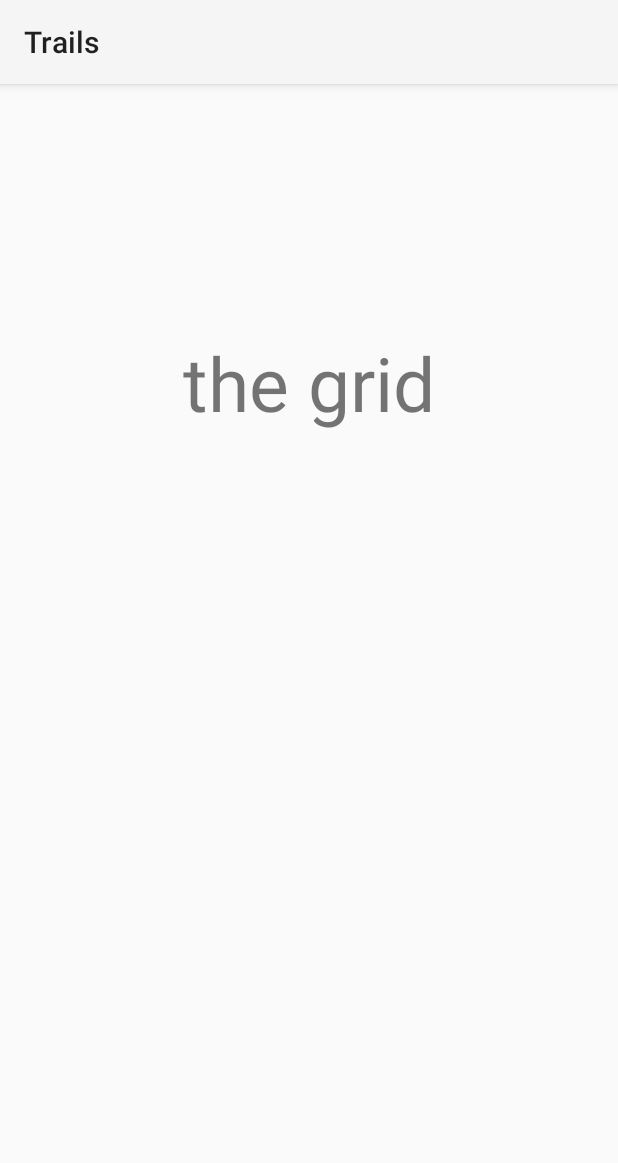
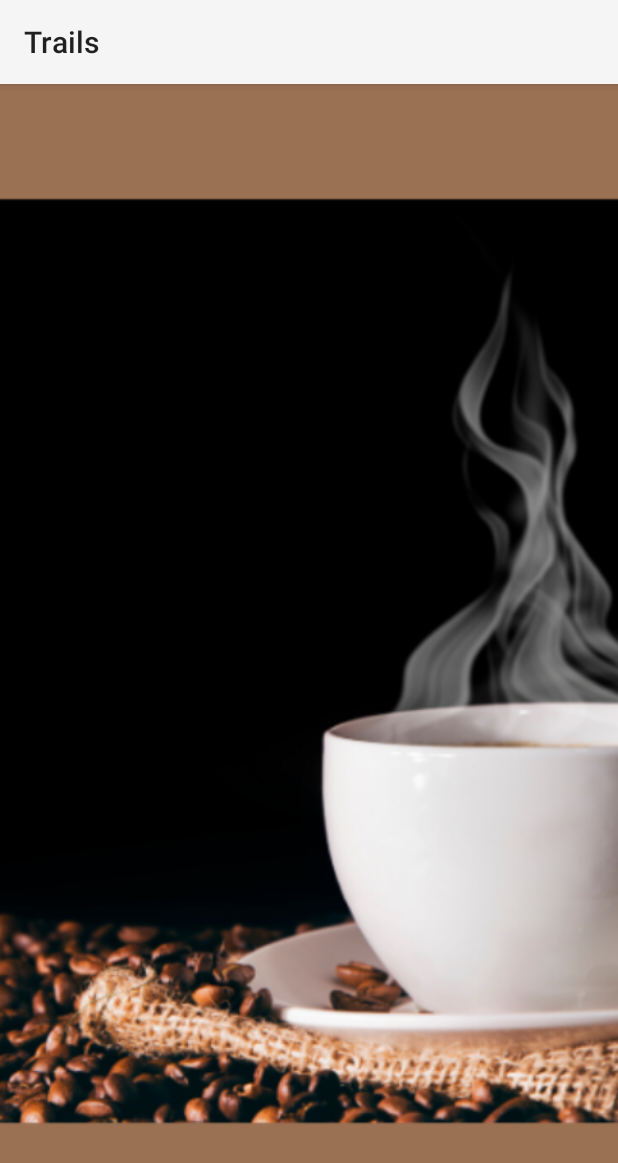
Before and after one commit to jdrake16/trails, an Android app: the Activity7 screen opened directly, with no data from a screen before it, on a phone screen of 412 x 824 dp. Shown: the top 1163 px of the screen. Run offline under Robolectric (Android 15) with nearby library versions, the phone set to English and light mode, and no system bars.

Commit message:
Added image slider.

```diff
--- a/app/src/main/java/edu/cnm/deepdive/trails/Activity7.java
+++ b/app/src/main/java/edu/cnm/deepdive/trails/Activity7.java
@@ -2,6 +2,7 @@ package edu.cnm.deepdive.trails;
 
 import androidx.appcompat.app.AppCompatActivity;
 import android.os.Bundle;
+import androidx.viewpager.widget.ViewPager;
 
 public class Activity7 extends AppCompatActivity {
 
@@ -9,5 +10,11 @@ public class Activity7 extends AppCompatActivity {
   protected void onCreate(Bundle savedInstanceState) {
     super.onCreate(savedInstanceState);
     setContentView(R.layout.activity_7);
+
+    ViewPager viewPager = findViewById(R.id.viewPager);
+    ImageAdapter adapter = new ImageAdapter(this);
+    viewPager.setAdapter(adapter);
+
+
   }
 }
--- /dev/null
+++ b/app/src/main/java/edu/cnm/deepdive/trails/ImageAdapter.java
@@ -0,0 +1,38 @@
+package edu.cnm.deepdive.trails;
+
+import android.content.Context;
+import android.view.View;
+import android.view.ViewGroup;
+import android.widget.ImageView;
+import androidx.viewpager.widget.PagerAdapter;
+
+public class ImageAdapter extends PagerAdapter {
+  private Context mContext;
+  private int[] mImageIds = new int[]{R.drawable.coffee_one, R.drawable.coffee_two, R.drawable.coffee_three};
+
+  ImageAdapter(Context context) {
+    mContext = context;
+  }
+
+  @Override
+  public int getCount() {
+    return mImageIds.length;
+  }
+  @Override
+  public boolean isViewFromObject(View view, Object object) {
+    return view == object;
+  }
+  @Override
+  public Object instantiateItem(ViewGroup container, int position) {
+    ImageView imageView = new ImageView(mContext);
+    imageView.setScaleType(ImageView.ScaleType.CENTER_CROP);
+    imageView.setImageResource(mImageIds[position]);
+    container.addView(imageView, 0);
+    return imageView;
+  }
+  @Override
+  public void destroyItem(ViewGroup container, int position, Object object) {
+    container.removeView((ImageView) object);
+  }
+
+}
--- a/app/src/main/res/layout/activity_7.xml
+++ b/app/src/main/res/layout/activity_7.xml
@@ -7,17 +7,10 @@
   android:layout_height="match_parent"
   tools:context=".Activity7">
 
-  <TextView
-    android:id="@+id/options"
-    android:layout_width="wrap_content"
-    android:layout_height="wrap_content"
-    android:text="@string/the_grid"
-    android:layout_marginTop="150dp"
-    android:textSize="50sp"
-    app:layout_constraintEnd_toEndOf="parent"
-    app:layout_constraintStart_toStartOf="parent"
-    app:layout_constraintTop_toTopOf="parent"
-    android:padding="15dp"/>
+  <androidx.viewpager.widget.ViewPager
+    android:id="@+id/viewPager"
+    android:layout_width="match_parent"
+    android:layout_height="match_parent"/>
 
 
 </androidx.constraintlayout.widget.ConstraintLayout>
--- a/app/src/main/res/values/strings.xml
+++ b/app/src/main/res/values/strings.xml
@@ -56,5 +56,5 @@ Has sites with: Electric Hookup(30), Max Occupants(7), Pets Allowed(Y), Waterfro
   <string name="trailmaster">Trailmaster</string>
   <string name="trails2">ABQ Trails</string>
   <string name="the_grid">the grid</string>
-  <string name="to_the_grid">To The Grid</string>
+  <string name="to_the_grid">To The Coffee!</string>
 </resources>
```
Also changed, not shown: app/src/main/res/drawable/coffee_one.png (added), app/src/main/res/drawable/coffee_three.png (added), app/src/main/res/drawable/coffee_two.png (added).
